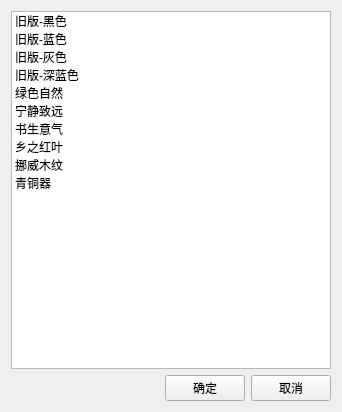
This is LxDairy/src/SkinWidget.ui in leishengxie/FengZhiHong as Qt 5 draws it before an edit. The edited form follows.
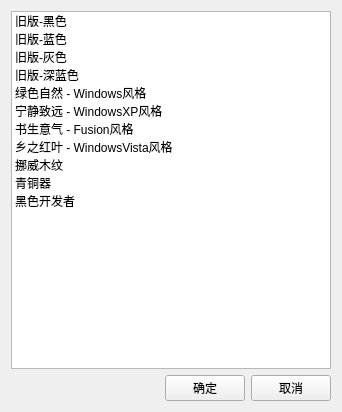
This is the edited form.

```diff
--- a/LxDairy/src/SkinWidget.ui
+++ b/LxDairy/src/SkinWidget.ui
@@ -38,22 +38,22 @@
      </item>
      <item>
       <property name="text">
-       <string>绿色自然</string>
+       <string>绿色自然 - Windows风格</string>
       </property>
      </item>
      <item>
       <property name="text">
-       <string>宁静致远</string>
+       <string>宁静致远 - WindowsXP风格</string>
       </property>
      </item>
      <item>
       <property name="text">
-       <string>书生意气</string>
+       <string>书生意气 - Fusion风格</string>
       </property>
      </item>
      <item>
       <property name="text">
-       <string>乡之红叶</string>
+       <string>乡之红叶 - WindowsVista风格</string>
       </property>
      </item>
      <item>
@@ -66,6 +66,11 @@
        <string>青铜器</string>
       </property>
      </item>
+     <item>
+      <property name="text">
+       <string>黑色开发者</string>
+      </property>
+     </item>
     </widget>
    </item>
    <item>
```
